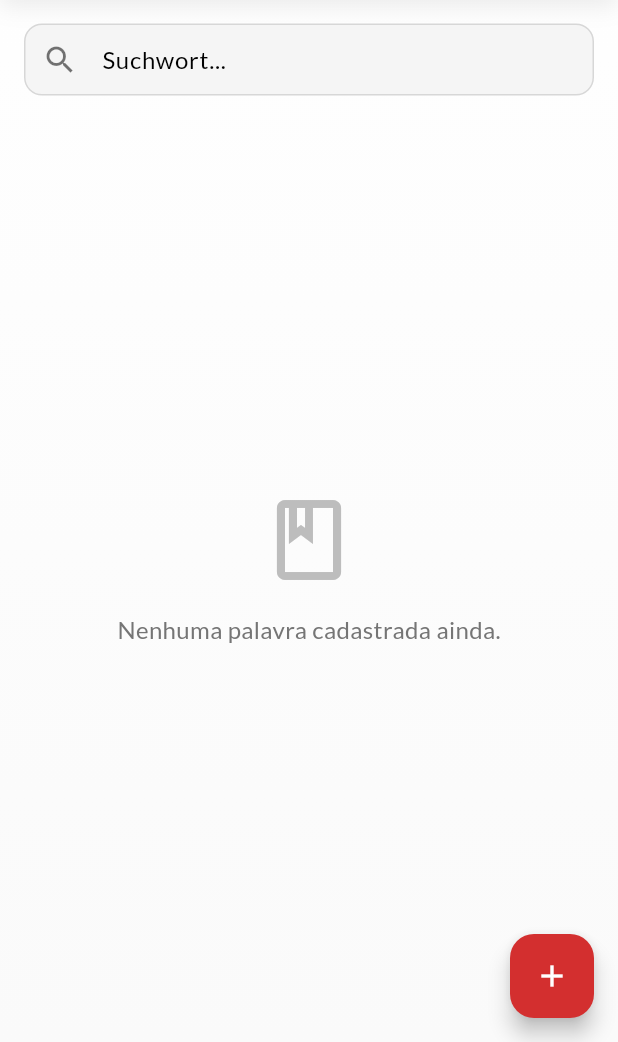
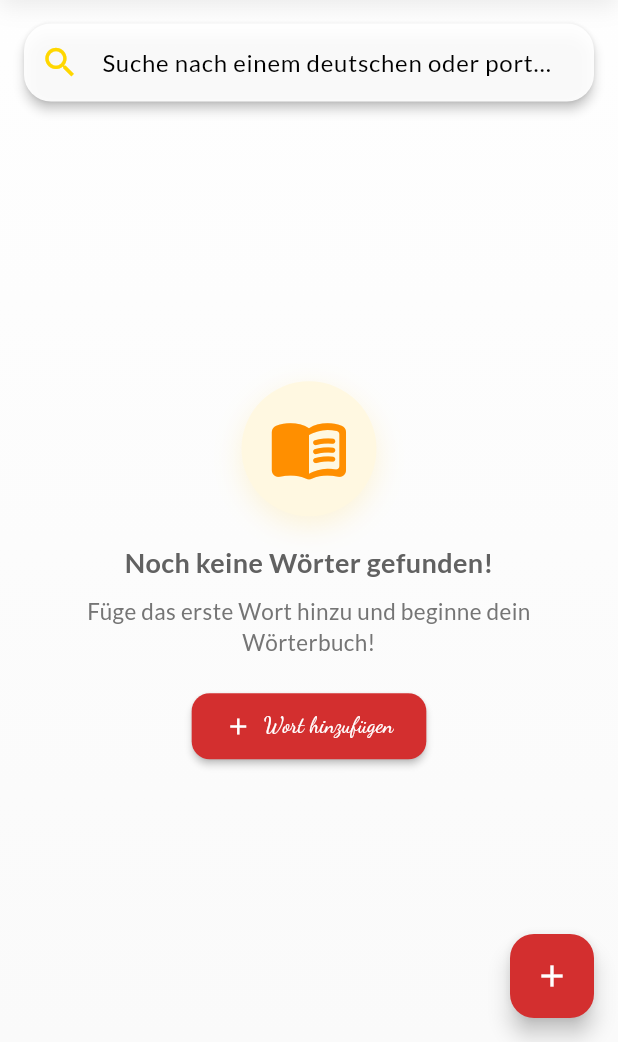
Before and after one commit to Bia-Matos/deutsches_worterbuch, a Flutter app: the screen it shows after launch, on a phone screen of 412 x 824 dp, the part 194-1236 px from its top. Run offline on Flutter 3.47's test engine with Material 3 defaults, Android fonts, the light colour scheme and no system bars; our stand-ins replace cloud_firestore, firebase_core, flutter_screenutil, google_fonts; accounts and stored records are empty; statements that could not run were skipped.

Commit message:
feat: estado vazio criativo com ilustracao, textos em alemao e botao de acao

```diff
--- a/lib/screens/home_screen.dart
+++ b/lib/screens/home_screen.dart
@@ -79,18 +79,62 @@ class _HomeScreenState extends State<HomeScreen> {
                               child: Column(
                                 mainAxisAlignment: MainAxisAlignment.center,
                                 children: [
-                                  Icon(
-                                    Icons.book_outlined,
-                                    size: 64,
-                                    color: Colors.grey[400],
+                                  Container(
+                                    width: 90,
+                                    height: 90,
+                                    decoration: BoxDecoration(
+                                      color: Colors.amber[50],
+                                      shape: BoxShape.circle,
+                                      boxShadow: [
+                                        BoxShadow(
+                                          color: Colors.amber.withOpacity(0.15),
+                                          blurRadius: 16,
+                                          offset: const Offset(0, 6),
+                                        ),
+                                      ],
+                                    ),
+                                    child: Icon(
+                                      Icons.menu_book_rounded,
+                                      size: 54,
+                                      color: Colors.amber[800],
+                                    ),
                                   ),
-                                  const SizedBox(height: 16),
+                                  const SizedBox(height: 18),
                                   Text(
-                                    'Nenhuma palavra cadastrada ainda.',
+                                    'Noch keine Wörter gefunden!',
+                                    style: TextStyle(
+                                      color: Colors.grey[700],
+                                      fontSize: 18,
+                                      fontWeight: FontWeight.bold,
+                                    ),
+                                  ),
+                                  const SizedBox(height: 8),
+                                  Text(
+                                    'Füge das erste Wort hinzu und beginne dein Wörterbuch!',
+                                    textAlign: TextAlign.center,
                                     style: TextStyle(
                                       color: Colors.grey[600],
-                                      fontSize: 16,
+                                      fontSize: 15,
                                     ),
+                                  ),
+                                  const SizedBox(height: 22),
+                                  ElevatedButton.icon(
+                                    style: ElevatedButton.styleFrom(
+                                      backgroundColor: Colors.red[700],
+                                      foregroundColor: Colors.white,
+                                      padding: const EdgeInsets.symmetric(horizontal: 22, vertical: 12),
+                                      shape: RoundedRectangleBorder(
+                                        borderRadius: BorderRadius.circular(12),
+                                      ),
+                                      elevation: 2,
+                                    ),
+                                    icon: const Icon(Icons.add),
+                                    label: const Text('Wort hinzufügen'),
+                                    onPressed: () async {
+                                      await Navigator.of(context).push(
+                                        MaterialPageRoute(builder: (_) => const AddWordScreen()),
+                                      );
+                                    },
                                   ),
                                 ],
                               ),
--- a/lib/widgets/search_bar.dart
+++ b/lib/widgets/search_bar.dart
@@ -8,30 +8,39 @@ class SearchBarWidget extends StatelessWidget {
 
   @override
   Widget build(BuildContext context) {
-    return TextField(
+    final isFocused = FocusScope.of(context).hasFocus;
+    return Material(
+      elevation: 3,
+      borderRadius: BorderRadius.circular(18),
+      color: Colors.transparent,
+      child: TextField(
         controller: controller,
         onChanged: onChanged,
+        style: const TextStyle(fontSize: 16),
         decoration: InputDecoration(
-        hintText: 'Suchwort...',
-         prefixIcon: Icon(
+          hintText: 'Suche nach einem deutschen oder portugiesischen Wort...',
+          prefixIcon: Focus(
+            child: Icon(
               Icons.search,
-          color: Colors.black54,
-          size: 24,
+              color: isFocused ? const Color(0xFFFFD700) : Colors.black54,
+              size: 26,
+            ),
           ),
           filled: true,
-        fillColor: Colors.grey[100],
-        contentPadding: const EdgeInsets.symmetric(vertical: 0, horizontal: 16),
+          fillColor: Colors.white.withOpacity(0.92),
+          contentPadding: const EdgeInsets.symmetric(vertical: 14, horizontal: 20),
           border: OutlineInputBorder(
-          borderRadius: BorderRadius.circular(12),
-          borderSide: const BorderSide(color: Colors.black12),
+            borderRadius: BorderRadius.circular(18),
+            borderSide: BorderSide.none,
           ),
           enabledBorder: OutlineInputBorder(
-          borderRadius: BorderRadius.circular(12),
-          borderSide: const BorderSide(color: Colors.black12),
+            borderRadius: BorderRadius.circular(18),
+            borderSide: BorderSide.none,
           ),
           focusedBorder: OutlineInputBorder(
-          borderRadius: BorderRadius.circular(12),
+            borderRadius: BorderRadius.circular(18),
             borderSide: const BorderSide(color: Color(0xFFFFD700), width: 2),
+          ),
         ),
       ),
     );
```
Lines whose indentation alone changed are shown as unchanged.
